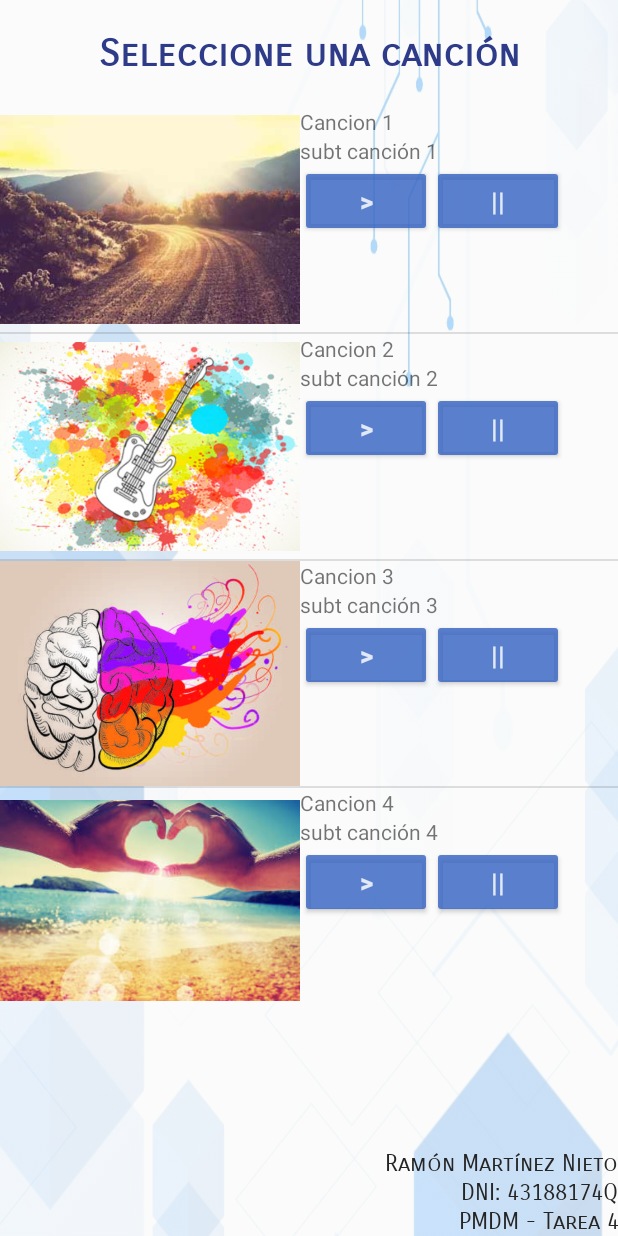
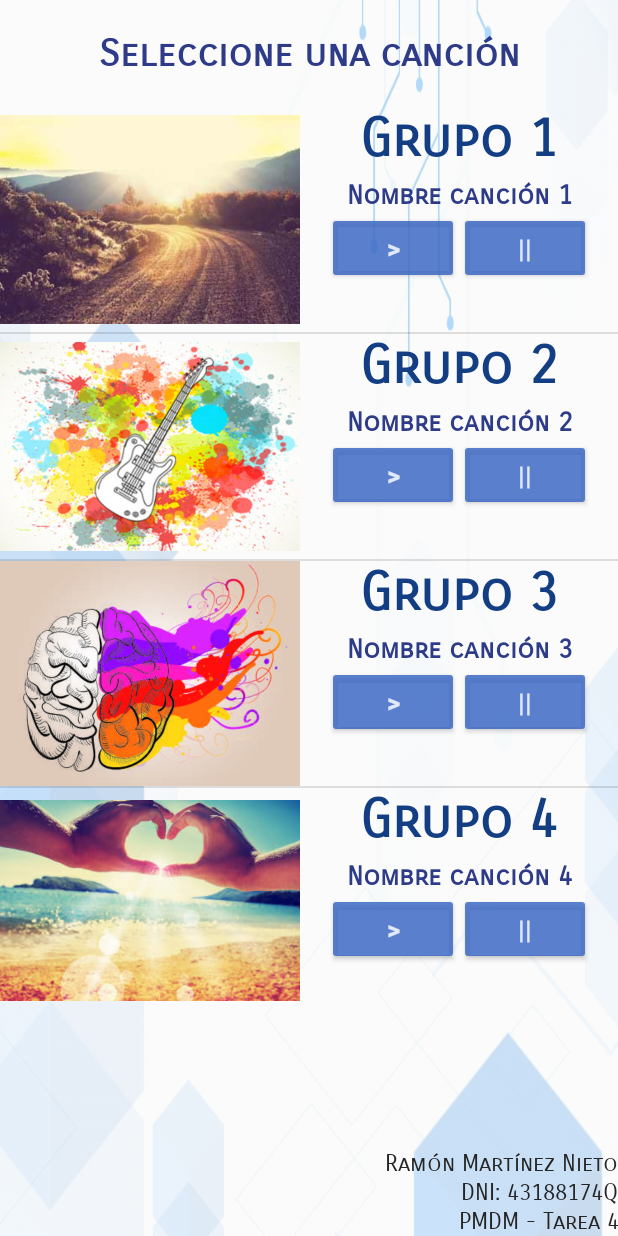
Before and after one commit to RamonMartinezNieto/ElGranReproductor, an Android app: the activity_musica_ejemplo screen opened directly, with no data from a screen before it, on a phone screen of 412 x 824 dp. Run offline under Robolectric (Android 15) with nearby library versions, the light colour scheme and no system bars.

Commit message:
Arreglado adaptador musica ejemplo

```diff
--- a/app/src/main/java/com/foc/reproductorvideo/music/activity_musica_ejemplo.java
+++ b/app/src/main/java/com/foc/reproductorvideo/music/activity_musica_ejemplo.java
@@ -29,10 +29,10 @@ public class activity_musica_ejemplo extends AppCompatActivity  {
 
 
         ArrayList<Cancion> listaCanciones = new ArrayList<>();
-        listaCanciones.add(new Cancion("Cancion 1","subt canción 1", R.raw.cancion1, R.drawable.cancion1 ));
-        listaCanciones.add(new Cancion("Cancion 2","subt canción 2", R.raw.cancion2, R.drawable.cancion2 ));
-        listaCanciones.add(new Cancion("Cancion 3","subt canción 3", R.raw.cancion3, R.drawable.cancion3 ));
-        listaCanciones.add(new Cancion("Cancion 4","subt canción 4", R.raw.cancion4, R.drawable.cancion5 ));
+        listaCanciones.add(new Cancion("Grupo 1","Nombre canción 1", R.raw.cancion1, R.drawable.cancion1 ));
+        listaCanciones.add(new Cancion("Grupo 2","Nombre canción 2", R.raw.cancion2, R.drawable.cancion2 ));
+        listaCanciones.add(new Cancion("Grupo 3","Nombre canción 3", R.raw.cancion3, R.drawable.cancion3 ));
+        listaCanciones.add(new Cancion("Grupo 4","Nombre canción 4", R.raw.cancion4, R.drawable.cancion5 ));
 
         adaptador_musica_ejemplo ame = new adaptador_musica_ejemplo(this, listaCanciones);
         //Nota, el ListView pierde el foco y lo ganan los botones de reproducción
--- a/app/src/main/res/layout/adaptador_musica_ejemplos.xml
+++ b/app/src/main/res/layout/adaptador_musica_ejemplos.xml
@@ -17,20 +17,19 @@
 
         <TextView
             android:id="@+id/textViewTitulo"
-            android:layout_width="match_parent"
-            android:layout_height="wrap_content"
+            style="@style/titulo_grupos"
             android:text="Titulo"/>
 
         <TextView
             android:id="@+id/textViewSubtitulo"
-            android:layout_width="match_parent"
-            android:layout_height="wrap_content"
+            style="@style/subtitulo_canciones"
             android:text="Subtitulo"/>
 
         <LinearLayout
             android:layout_width="match_parent"
             android:layout_height="match_parent"
-            android:orientation="horizontal">
+            android:orientation="horizontal"
+            android:gravity="center_horizontal">
 
             <Button
                 android:id="@+id/buttonPlayMusic"
--- a/app/src/main/res/values/styles.xml
+++ b/app/src/main/res/values/styles.xml
@@ -26,6 +26,18 @@
         <item name="android:shadowDx">2</item>
         <item name="android:shadowDy">4</item>
         <item name="android:shadowRadius">20</item>
+    </style>
+
+    <style name="titulo_grupos" parent="titulos">
+        <item name="android:layout_marginTop">0dp</item>
+        <item name="android:layout_marginLeft">0dp</item>
+        <item name="android:layout_marginRight">0dp</item>
+        <item name="android:layout_marginBottom">5dp</item>
+        <item name="android:shadowDx">0</item>
+        <item name="android:shadowDy">0</item>
+        <item name="android:shadowRadius">0</item>
+        <item name="android:textSize">35sp</item>
+
     </style>
 
     <!-- Estilo imagen de fondo -->
@@ -61,6 +73,13 @@
         <item name="android:layout_height">wrap_content</item>
     </style>
 
+    <style name="subtitulo_canciones" parent="subtitulo">
+        <item name="android:layout_margin">0dp</item>
+        <item name="android:padding">0dp</item>
+        <item name="android:textSize">18sp</item>
+    </style>
+
+
     <!-- Estilo botones, ojo con el parent que es importante de quien se extiende -->
     <style name="botonesPrincipales" parent="Widget.AppCompat.Button">
         <item name="android:focusable">true</item>
@@ -92,7 +111,6 @@
         <item name="android:layout_margin">0dp</item>
         <item name="android:padding">0dp</item>
     </style>
-
 
     <style name="botones_musica_pause" parent="botones_musica_play">
         <item name="android:text">||</item>
```
